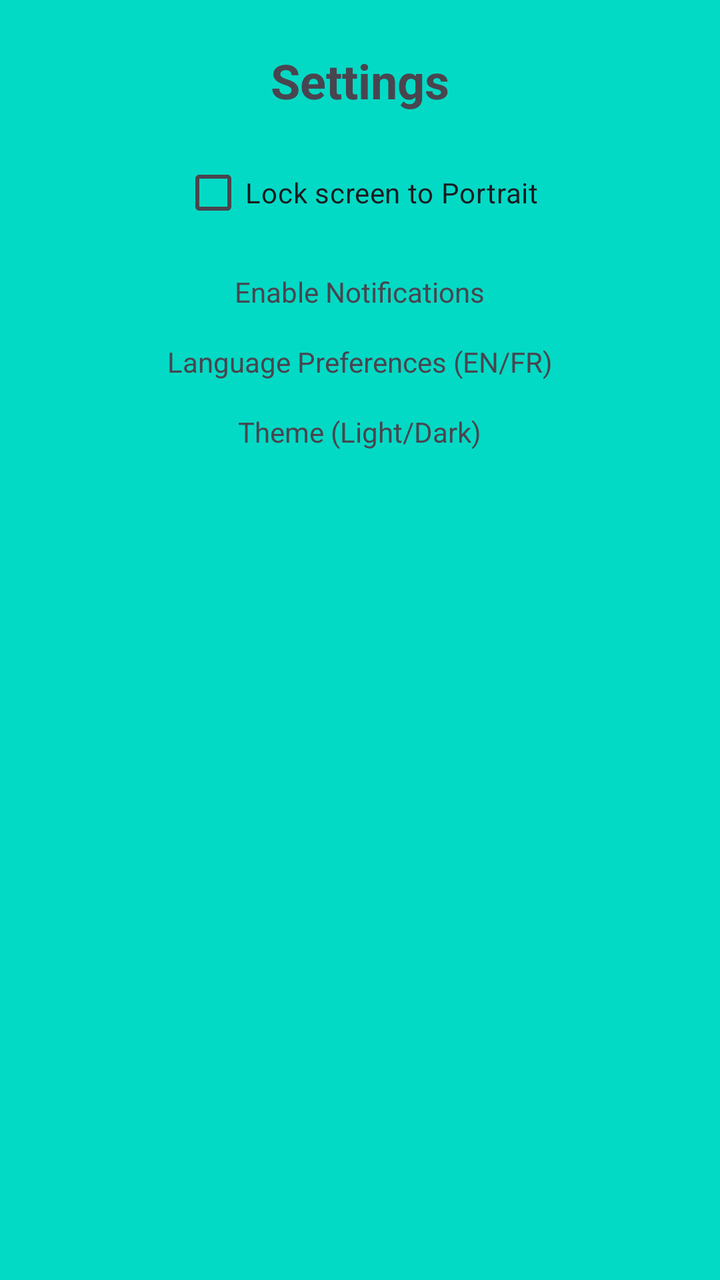
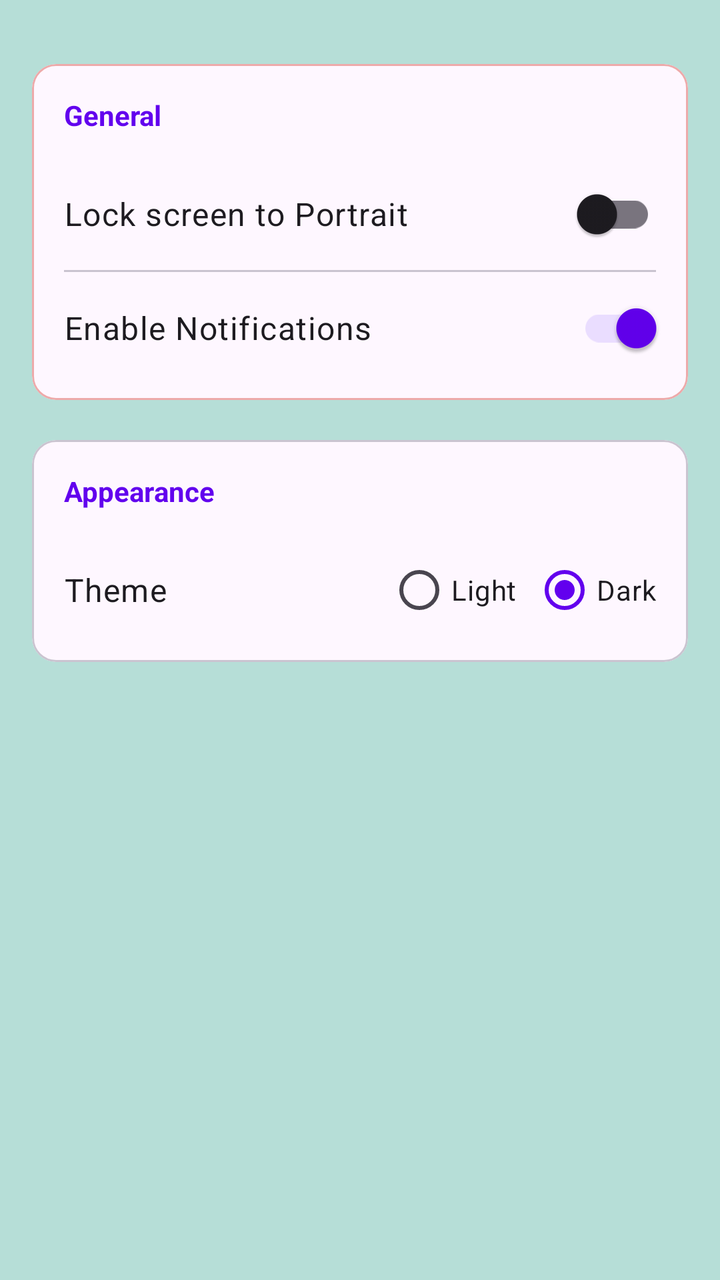

Screens rendered from an Android XML layout before and after an edit, with the pre-edit source and the edit as a unified diff.
<!-- AndroidManifest.xml: application theme Theme.SmartAssistiveSystem -->
<!-- res/layout/fragment_settings.xml -->
<?xml version="1.0" encoding="utf-8"?>
<LinearLayout xmlns:android="http://schemas.android.com/apk/res/android"
    android:layout_width="match_parent"
    android:layout_height="match_parent"
    android:orientation="vertical"
    android:gravity="center_horizontal"
    android:padding="24dp"
    android:background="@color/teal_200">

    <TextView
        android:id="@+id/settings_title"
        android:layout_width="wrap_content"
        android:layout_height="wrap_content"
        android:text="Settings"
        android:textSize="24sp"
        android:textStyle="bold"
        android:paddingBottom="16dp" />

    
    <CheckBox
        android:id="@+id/chk_lock_portrait"
        android:layout_width="wrap_content"
        android:layout_height="wrap_content"
        android:text="Lock screen to Portrait" />

    
    <TextView
        android:layout_width="wrap_content"
        android:layout_height="wrap_content"
        android:text="Enable Notifications"
        android:paddingTop="16dp" />

    
    <TextView
        android:layout_width="wrap_content"
        android:layout_height="wrap_content"
        android:text="Language Preferences (EN/FR)"
        android:paddingTop="16dp" />

    
    <TextView
        android:layout_width="wrap_content"
        android:layout_height="wrap_content"
        android:text="Theme (Light/Dark)"
        android:paddingTop="16dp" />

</LinearLayout>
<!-- resources referenced by this layout -->
<resources>
  <color name="teal_200">#03DAC5</color>
  <style name="Theme.SmartAssistiveSystem" parent="Theme.Material3.DayNight.NoActionBar">
          
          <item name="windowActionBar">false</item>
          <item name="windowNoTitle">true</item>
  
          
          <item name="colorPrimary">@color/purple_500</item>
          <item name="colorPrimaryVariant">@color/purple_700</item>
          <item name="colorOnPrimary">@color/white</item>
  
          
          <item name="colorSecondary">@color/teal_200</item>
          <item name="colorOnSecondary">@color/black</item>
  
          
          <item name="android:statusBarColor">?attr/colorPrimaryVariant</item>
  
          
          <item name="actionMenuTextAppearance">@style/ActionMenuTextStyle</item>
      </style>
  <color name="purple_500">#6200EE</color>
  <color name="purple_700">#3700B3</color>
  <color name="white">#FFFFFF</color>
  <color name="black">#000000</color>
  <style name="ActionMenuTextStyle" parent="@android:style/TextAppearance.Widget.IconMenu.Item">
          <item name="android:textSize">14sp</item>
          <item name="android:textColor">#FFFFFF</item>
          <item name="android:textAllCaps">false</item>
      </style>
</resources>

<!-- the commit's change to res/layout/fragment_settings.xml (unified diff, before → after) -->
@@ -1,47 +1,148 @@
 <?xml version="1.0" encoding="utf-8"?>
-<LinearLayout xmlns:android="http://schemas.android.com/apk/res/android"
+<ScrollView xmlns:android="http://schemas.android.com/apk/res/android"
+    xmlns:app="http://schemas.android.com/apk/res-auto"
     android:layout_width="match_parent"
     android:layout_height="match_parent"
-    android:orientation="vertical"
-    android:gravity="center_horizontal"
-    android:padding="24dp"
-    android:background="@color/teal_200">
+    android:background="@color/sys_light_surface">
+    <LinearLayout
+        android:layout_width="match_parent"
+        android:layout_height="wrap_content"
+        android:orientation="vertical"
+        android:paddingTop="32dp"
+        android:paddingStart="16dp"
+        android:paddingEnd="16dp"
+        android:paddingBottom="16dp">
 
-    <TextView
-        android:id="@+id/settings_title"
-        android:layout_width="wrap_content"
-        android:layout_height="wrap_content"
-        android:text="Settings"
-        android:textSize="24sp"
-        android:textStyle="bold"
-        android:paddingBottom="16dp" />
+        <com.google.android.material.card.MaterialCardView
+            android:layout_width="match_parent"
+            android:layout_height="wrap_content"
+            android:layout_marginBottom="20dp"
+            app:cardCornerRadius="12dp"
+            app:cardElevation="0dp"
+            app:strokeWidth="1dp"
+            app:strokeColor="#EDAAAA">
+            <LinearLayout
+                android:layout_width="match_parent"
+                android:layout_height="wrap_content"
+                android:orientation="vertical"
+                android:paddingTop="8dp"
+                android:paddingBottom="8dp">
 
-    
-    <CheckBox
-        android:id="@+id/chk_lock_portrait"
-        android:layout_width="wrap_content"
-        android:layout_height="wrap_content"
-        android:text="Lock screen to Portrait" />
+                <TextView
+                    android:layout_width="match_parent"
+                    android:layout_height="wrap_content"
+                    android:text="General"
+                    android:textSize="14sp"
+                    android:textStyle="bold"
+                    android:textColor="?attr/colorPrimary"
+                    android:paddingStart="16dp"
+                    android:paddingEnd="16dp"
+                    android:paddingTop="8dp"
+                    android:paddingBottom="12dp"/>
 
-    
-    <TextView
-        android:layout_width="wrap_content"
-        android:layout_height="wrap_content"
-        android:text="Enable Notifications"
-        android:paddingTop="16dp" />
+                <androidx.appcompat.widget.SwitchCompat
+                    android:id="@+id/switch_lock_portrait"
+                    android:layout_width="match_parent"
+                    android:layout_height="wrap_content"
+                    android:text="Lock screen to Portrait"
+                    android:minHeight="56dp"
+                    android:paddingStart="16dp"
+                    android:paddingEnd="16dp"
+                    android:textAppearance="@style/TextAppearance.Material3.BodyLarge" />
 
-    
-    <TextView
-        android:layout_width="wrap_content"
-        android:layout_height="wrap_content"
-        android:text="Language Preferences (EN/FR)"
-        android:paddingTop="16dp" />
+                <View
+                    android:layout_width="match_parent"
+                    android:layout_height="1dp"
+                    android:layout_marginStart="16dp"
+                    android:layout_marginEnd="16dp"
+                    android:background="@color/sys_light_outlineVariant" />
 
-    
-    <TextView
-        android:layout_width="wrap_content"
-        android:layout_height="wrap_content"
-        android:text="Theme (Light/Dark)"
-        android:paddingTop="16dp" />
+                <androidx.appcompat.widget.SwitchCompat
+                    android:id="@+id/switch_notifications"
+                    android:layout_width="match_parent"
+                    android:layout_height="wrap_content"
+                    android:text="Enable Notifications"
+                    android:minHeight="56dp"
+                    android:checked="true"
+                    android:paddingStart="16dp"
+                    android:paddingEnd="16dp"
+                    android:textAppearance="@style/TextAppearance.Material3.BodyLarge" />
 
-</LinearLayout>
+            </LinearLayout>
+        </com.google.android.material.card.MaterialCardView>
+
+        <com.google.android.material.card.MaterialCardView
+            android:layout_width="match_parent"
+            android:layout_height="wrap_content"
+            android:layout_marginBottom="20dp"
+            app:cardCornerRadius="12dp"
+            app:cardElevation="0dp"
+            app:strokeWidth="1dp"
+            app:strokeColor="@color/sys_light_outlineVariant">
+
+            <LinearLayout
+                android:layout_width="match_parent"
+                android:layout_height="wrap_content"
+                android:orientation="vertical"
+                android:paddingTop="8dp"
+                android:paddingBottom="8dp">
+
+                <TextView
+                    android:layout_width="match_parent"
+                    android:layout_height="wrap_content"
+                    android:text="Appearance"
+                    android:textSize="14sp"
+                    android:textStyle="bold"
+                    android:textColor="?attr/colorPrimary"
+                    android:paddingStart="16dp"
+                    android:paddingEnd="16dp"
+                    android:paddingTop="8dp"
+                    android:paddingBottom="12dp"/>
+
+                <LinearLayout
+                    android:layout_width="match_parent"
+                    android:layout_height="wrap_content"
+                    android:orientation="horizontal"
+                    android:gravity="center_vertical"
+                    android:paddingStart="16dp"
+                    android:paddingEnd="16dp"
+                    android:minHeight="56dp">
+
+                    <TextView
+                        android:layout_width="0dp"
+                        android:layout_height="wrap_content"
+                        android:layout_weight="1"
+                        android:text="Theme"
+                        android:textAppearance="@style/TextAppearance.Material3.BodyLarge"/>
+
+                    <RadioGroup
+                        android:id="@+id/rg_theme"
+                        android:layout_width="wrap_content"
+                        android:layout_height="wrap_content"
+                        android:orientation="horizontal">
+
+                        <RadioButton
+                            android:id="@+id/rb_light_theme"
+                            android:layout_width="wrap_content"
+                            android:layout_height="wrap_content"
+                            android:text="Light"
+                            android:layout_marginEnd="8dp" />
+
+                        <RadioButton
+                            android:id="@+id/rb_dark_theme"
+                            android:layout_width="wrap_content"
+                            android:layout_height="wrap_content"
+                            android:text="Dark"
+                            android:checked="true" />
+                    </RadioGroup>
+                </LinearLayout>
+
+
+
+
+
+            </LinearLayout>
+        </com.google.android.material.card.MaterialCardView>
+
+    </LinearLayout>
+</ScrollView>
<!-- resource entries referenced after the edit -->
@@ -1,5 +1,7 @@
 <!-- resources referenced by this layout -->
 <resources>
+  <color name="sys_light_outlineVariant">#CAC4D0</color>
+  <color name="sys_light_surface">#B6DED7</color>
   <color name="teal_200">#03DAC5</color>
   <style name="Theme.SmartAssistiveSystem" parent="Theme.Material3.DayNight.NoActionBar">
           
